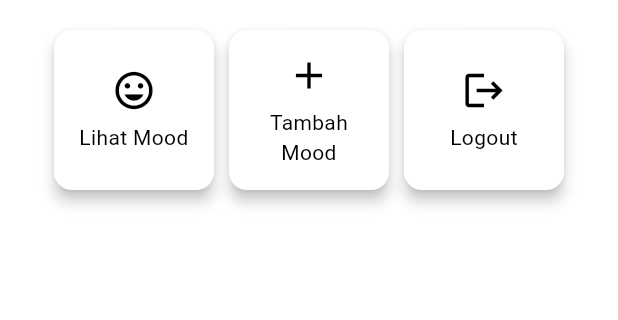
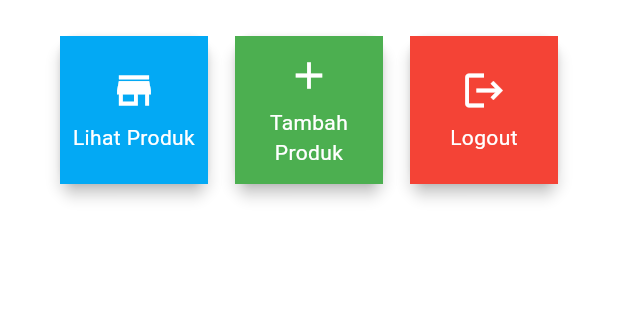
Before and after one commit to cindyoctavia1/zerone_mobile, a Flutter app: the screen it shows after launch, on a phone screen of 412 x 824 dp, the part 357-677 px from its top. Run offline on Flutter 3.47's test engine with Material 3 defaults, Android fonts, the light colour scheme and no system bars; Roboto replaces fonts that are missing (Verdana).

Commit message:
update tugas 7

```diff
--- a/lib/menu.dart
+++ b/lib/menu.dart
@@ -6,8 +6,8 @@ class MyHomePage extends StatelessWidget {
   final String className = 'PBP B'; // Kelas
 
   final List<ItemHomepage> items = [
-    ItemHomepage("Lihat Mood", Icons.mood),
-    ItemHomepage("Tambah Mood", Icons.add),
+    ItemHomepage("Lihat Produk", Icons.store),
+    ItemHomepage("Tambah Produk", Icons.add),
     ItemHomepage("Logout", Icons.logout),
   ];
 
@@ -38,6 +38,7 @@ class MyHomePage extends StatelessWidget {
               style: TextStyle(
                 color: Colors.black,
                 fontWeight: FontWeight.bold,
+                fontFamily: 'Verdana',
               ),
             ),
             backgroundColor: Colors.transparent, // Mengatur latar belakang menjadi transparan
@@ -153,22 +154,33 @@ class ItemHomepage {
 
 class ItemCard extends StatelessWidget {
   // Menampilkan kartu dengan ikon dan nama.
-
   final ItemHomepage item;
 
   const ItemCard(this.item, {super.key});
 
   @override
   Widget build(BuildContext context) {
-    return Material(
-      // Menentukan warna latar belakang dari tema aplikasi.
-      color: Colors.white,
-      // Membuat sudut kartu melengkung.
+    // Menentukan warna berdasarkan nama tombol.
+    Color backgroundColor;
+    switch (item.name) {
+      case "Lihat Produk":
+        backgroundColor = Colors.lightBlue;
+        break;
+      case "Tambah Produk":
+        backgroundColor = Colors.green;
+        break;
+      case "Logout":
+        backgroundColor = Colors.red;
+        break;
+      default:
+        backgroundColor = Colors.grey; // Warna default jika tidak ada yang sesuai
+    }
+
+    return Card(
       elevation: 4.0, // Menambahkan elevasi untuk efek bayangan
       shape: RoundedRectangleBorder(
         borderRadius: BorderRadius.circular(12), // Membuat sudut kartu melengkung
       ),
-
       child: InkWell(
         // Aksi ketika kartu ditekan.
         onTap: () {
@@ -179,8 +191,9 @@ class ItemCard extends StatelessWidget {
               SnackBar(content: Text("Kamu telah menekan tombol ${item.name}!")),
             );
         },
-        // Container untuk menyimpan Icon dan Text
+        // Mengatur warna latar belakang berdasarkan nama tombol.
         child: Container(
+          color: backgroundColor, // Warna latar belakang
           padding: const EdgeInsets.all(8),
           child: Center(
             child: Column(
@@ -189,14 +202,14 @@ class ItemCard extends StatelessWidget {
               children: [
                 Icon(
                   item.icon,
-                  color: Colors.black,
+                  color: Colors.white, // Mengubah warna ikon agar kontras
                   size: 30.0,
                 ),
                 const Padding(padding: EdgeInsets.all(3)),
                 Text(
                   item.name,
                   textAlign: TextAlign.center,
-                  style: const TextStyle(color: Colors.black),
+                  style: const TextStyle(color: Colors.white), // Mengubah warna teks agar kontras
                 ),
               ],
             ),
```
Also changed, not shown: 1 other file.
